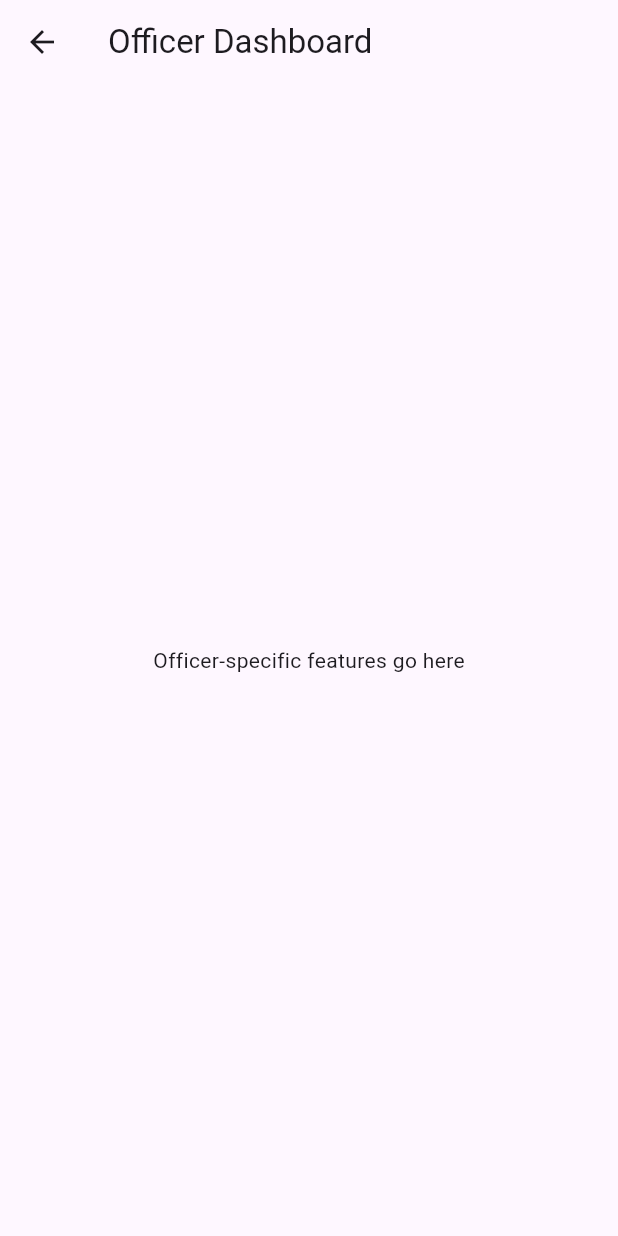
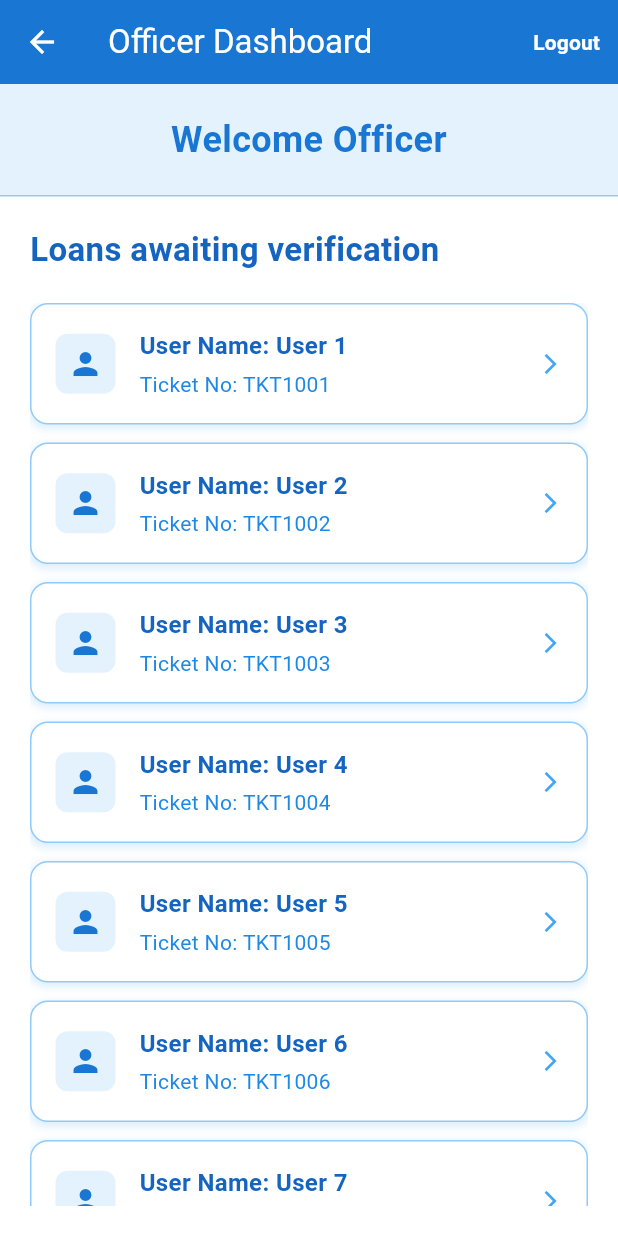
Before and after one commit to shadowtitanx105/sih, a Flutter app: the OfficerScreen screen opened by its route, on a phone screen of 412 x 824 dp. Run offline on Flutter 3.47's test engine with Material 3 defaults, Android fonts, the phone set to English and light mode, and no system bars; our stand-ins replace camera, dio, flutter_riverpod, geolocator, sqflite; accounts and stored records are empty.

Commit message:
Added officer ticket dashboard, logout button, welcome message

```diff
--- a/lib/src/ui/screens/officer_screen.dart
+++ b/lib/src/ui/screens/officer_screen.dart
@@ -6,12 +6,156 @@ class OfficerScreen extends StatelessWidget {
   @override
   Widget build(BuildContext context) {
     return Scaffold(
-      appBar: AppBar(title: const Text("Officer Dashboard")),
-      body: Center(
-        child: Column(
-          mainAxisAlignment: MainAxisAlignment.center,
-          children: const [Text("Officer-specific features go here")],
-        ),
+      backgroundColor: Colors.white,
+      appBar: AppBar(
+        title: const Text("Officer Dashboard"),
+        backgroundColor: Colors.blue.shade700,
+        foregroundColor: Colors.white,
+        elevation: 0,
+        actions: [
+          TextButton(
+            onPressed: () {
+              Navigator.pushReplacementNamed(context, '/login');
+            },
+            child: const Text(
+              'Logout',
+              style: TextStyle(
+                color: Colors.white,
+                fontWeight: FontWeight.bold,
+              ),
+            ),
+          ),
+        ],
+      ),
+
+      body: Column(
+        children: [
+          // Welcome Officer text at the top
+          Container(
+            width: double.infinity,
+            padding: const EdgeInsets.all(20),
+            decoration: BoxDecoration(
+              color: Colors.blue.shade50,
+              border: Border(
+                bottom: BorderSide(color: Colors.blue.shade200, width: 1),
+              ),
+            ),
+            child: Text(
+              'Welcome Officer',
+              style: TextStyle(
+                color: Colors.blue.shade700,
+                fontSize: 24,
+                fontWeight: FontWeight.bold,
+              ),
+              textAlign: TextAlign.center,
+            ),
+          ),
+
+          // Dashboard content
+          Expanded(
+            child: Padding(
+              padding: const EdgeInsets.all(20),
+              child: Column(
+                crossAxisAlignment: CrossAxisAlignment.start,
+                children: [
+                  // Dashboard title
+                  Text(
+                    'Loans awaiting verification',
+                    style: TextStyle(
+                      fontSize: 22,
+                      fontWeight: FontWeight.bold,
+                      color: Colors.blue.shade800,
+                    ),
+                  ),
+                  const SizedBox(height: 20),
+
+                  // Scrollable list of loan applications
+                  Expanded(
+                    child: ListView.builder(
+                      itemCount: 8, // Sample count - replace with actual data
+                      itemBuilder: (context, index) {
+                        return _buildLoanCard(
+                          userName: 'User ${index + 1}',
+                          ticketNo: 'TKT${(1000 + index + 1).toString()}',
+                        );
+                      },
+                    ),
+                  ),
+                ],
+              ),
+            ),
+          ),
+        ],
+      ),
+    );
+  }
+
+  Widget _buildLoanCard({required String userName, required String ticketNo}) {
+    return Container(
+      margin: const EdgeInsets.only(bottom: 12),
+      padding: const EdgeInsets.all(16),
+      decoration: BoxDecoration(
+        color: Colors.white,
+        borderRadius: BorderRadius.circular(12),
+        border: Border.all(color: Colors.blue.shade200, width: 1),
+        boxShadow: [
+          BoxShadow(
+            color: Colors.blue.shade100.withOpacity(0.5),
+            spreadRadius: 1,
+            blurRadius: 4,
+            offset: const Offset(0, 2),
+          ),
+        ],
+      ),
+      child: Row(
+        children: [
+          // Icon
+          Container(
+            padding: const EdgeInsets.all(8),
+            decoration: BoxDecoration(
+              color: Colors.blue.shade50,
+              borderRadius: BorderRadius.circular(8),
+            ),
+            child: Icon(
+              Icons.person,
+              color: Colors.blue.shade700,
+              size: 24,
+            ),
+          ),
+          const SizedBox(width: 16),
+
+          // User details
+          Expanded(
+            child: Column(
+              crossAxisAlignment: CrossAxisAlignment.start,
+              children: [
+                Text(
+                  'User Name: $userName',
+                  style: TextStyle(
+                    fontSize: 16,
+                    fontWeight: FontWeight.w600,
+                    color: Colors.blue.shade800,
+                  ),
+                ),
+                const SizedBox(height: 4),
+                Text(
+                  'Ticket No: $ticketNo',
+                  style: TextStyle(
+                    fontSize: 14,
+                    color: Colors.blue.shade600,
+                  ),
+                ),
+              ],
+            ),
+          ),
+
+          // Arrow icon
+          Icon(
+            Icons.arrow_forward_ios,
+            color: Colors.blue.shade400,
+            size: 16,
+          ),
+        ],
       ),
     );
   }
```
